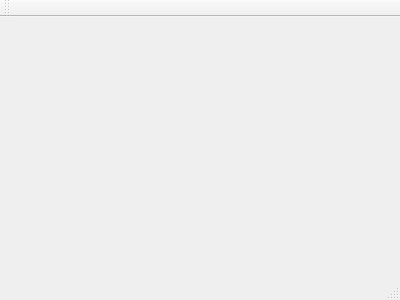
The window that src/IntelligentMaze/mainwindow.ui (bigchestnut/IntelligentMaze) describes before a commit, drawn with Qt 5.
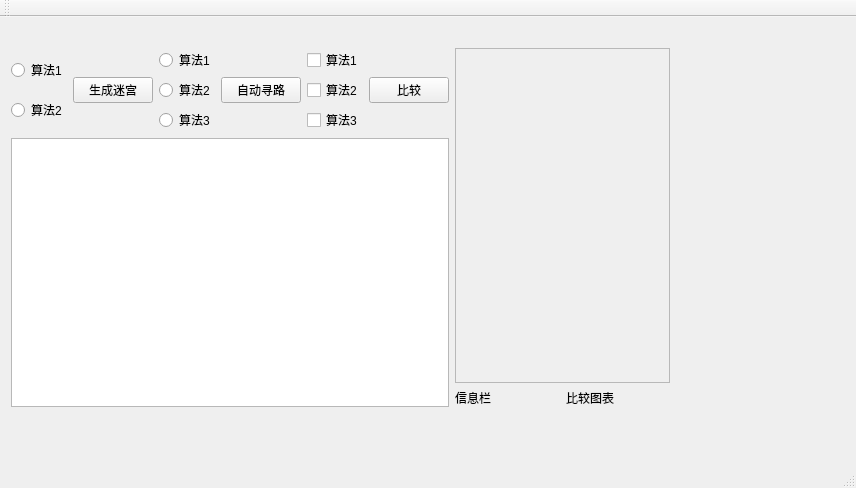
The same window after the commit.

```diff
--- a/src/IntelligentMaze/mainwindow.ui
+++ b/src/IntelligentMaze/mainwindow.ui
@@ -1,24 +1,213 @@
 <ui version="4.0">
  <class>MainWindow</class>
- <widget class="QMainWindow" name="MainWindow" >
-  <property name="geometry" >
+ <widget class="QMainWindow" name="MainWindow">
+  <property name="geometry">
    <rect>
     <x>0</x>
     <y>0</y>
-    <width>400</width>
-    <height>300</height>
+    <width>856</width>
+    <height>488</height>
    </rect>
   </property>
   <property name="windowTitle" >
    <string>MainWindow</string>
   </property>
-  <widget class="QMenuBar" name="menuBar" />
-  <widget class="QToolBar" name="mainToolBar" />
-  <widget class="QWidget" name="centralWidget" />
-  <widget class="QStatusBar" name="statusBar" />
+  <widget class="QWidget" name="centralWidget">
+   <widget class="QWidget" name="gridLayoutWidget">
+    <property name="geometry">
+     <rect>
+      <x>0</x>
+      <y>20</y>
+      <width>681</width>
+      <height>381</height>
+     </rect>
+    </property>
+    <layout class="QGridLayout" name="mainlayout">
+     <property name="sizeConstraint">
+      <enum>QLayout::SetDefaultConstraint</enum>
+     </property>
+     <item row="1" column="0">
+      <layout class="QHBoxLayout" name="horizontalLayout_26">
+       <item>
+        <widget class="QGraphicsView" name="graphicsView_7"/>
+       </item>
+      </layout>
+     </item>
+     <item row="0" column="0">
+      <layout class="QHBoxLayout" name="horizontalLayout_24">
+       <item>
+        <layout class="QHBoxLayout" name="horizontalLayout">
+         <item>
+          <layout class="QVBoxLayout" name="verticalLayout_2">
+           <item>
+            <widget class="QRadioButton" name="radioButton">
+             <property name="text">
+              <string>算法1</string>
+             </property>
+            </widget>
+           </item>
+           <item>
+            <widget class="QRadioButton" name="radioButton_3">
+             <property name="text">
+              <string>算法2</string>
+             </property>
+            </widget>
+           </item>
+          </layout>
+         </item>
+         <item>
+          <widget class="QPushButton" name="pushButton">
+           <property name="text">
+            <string>生成迷宫</string>
+           </property>
+          </widget>
+         </item>
+        </layout>
+       </item>
+       <item>
+        <layout class="QHBoxLayout" name="horizontalLayout_3">
+         <item>
+          <layout class="QVBoxLayout" name="verticalLayout_3">
+           <item>
+            <widget class="QRadioButton" name="radioButton_5">
+             <property name="text">
+              <string>算法1</string>
+             </property>
+            </widget>
+           </item>
+           <item>
+            <widget class="QRadioButton" name="radioButton_4">
+             <property name="text">
+              <string>算法2</string>
+             </property>
+            </widget>
+           </item>
+           <item>
+            <widget class="QRadioButton" name="radioButton_2">
+             <property name="text">
+              <string>算法3</string>
+             </property>
+            </widget>
+           </item>
+          </layout>
+         </item>
+         <item>
+          <widget class="QPushButton" name="pushButton_2">
+           <property name="text">
+            <string>自动寻路</string>
+           </property>
+          </widget>
+         </item>
+        </layout>
+       </item>
+       <item>
+        <layout class="QHBoxLayout" name="horizontalLayout_4">
+         <item>
+          <layout class="QVBoxLayout" name="verticalLayout_4">
+           <item>
+            <widget class="QCheckBox" name="checkBox">
+             <property name="text">
+              <string>算法1</string>
+             </property>
+            </widget>
+           </item>
+           <item>
+            <widget class="QCheckBox" name="checkBox_6">
+             <property name="text">
+              <string>算法2</string>
+             </property>
+            </widget>
+           </item>
+           <item>
+            <widget class="QCheckBox" name="checkBox_5">
+             <property name="text">
+              <string>算法3</string>
+             </property>
+            </widget>
+           </item>
+          </layout>
+         </item>
+         <item>
+          <widget class="QPushButton" name="pushButton_4">
+           <property name="text">
+            <string>比较</string>
+           </property>
+          </widget>
+         </item>
+        </layout>
+       </item>
+      </layout>
+     </item>
+     <item row="0" column="1" rowspan="2">
+      <layout class="QVBoxLayout" name="verticalLayout_5">
+       <item>
+        <widget class="QScrollArea" name="scrollArea">
+         <property name="widgetResizable">
+          <bool>true</bool>
+         </property>
+         <widget class="QWidget" name="scrollAreaWidgetContents">
+          <property name="geometry">
+           <rect>
+            <x>0</x>
+            <y>0</y>
+            <width>241</width>
+            <height>355</height>
+           </rect>
+          </property>
+          <zorder>verticalLayoutWidget_2</zorder>
+          <zorder>verticalLayoutWidget</zorder>
+          <zorder>verticalLayoutWidget</zorder>
+          <zorder>verticalLayoutWidget</zorder>
+         </widget>
+        </widget>
+       </item>
+       <item>
+        <layout class="QHBoxLayout" name="horizontalLayout_6">
+         <item>
+          <widget class="QLabel" name="label">
+           <property name="text">
+            <string>信息栏</string>
+           </property>
+          </widget>
+         </item>
+         <item>
+          <widget class="QLabel" name="label_2">
+           <property name="text">
+            <string>比较图表</string>
+           </property>
+          </widget>
+         </item>
+        </layout>
+       </item>
+      </layout>
+     </item>
+    </layout>
+   </widget>
+   <zorder>graphicsView</zorder>
+   <zorder>graphicsView</zorder>
+   <zorder>gridLayoutWidget</zorder>
+  </widget>
+  <widget class="QMenuBar" name="menuBar">
+   <property name="geometry">
+    <rect>
+     <x>0</x>
+     <y>0</y>
+     <width>856</width>
+     <height>23</height>
+    </rect>
+   </property>
+  </widget>
+  <widget class="QToolBar" name="mainToolBar">
+   <attribute name="toolBarArea">
+    <enum>TopToolBarArea</enum>
+   </attribute>
+   <attribute name="toolBarBreak">
+    <bool>false</bool>
+   </attribute>
+  </widget>
+  <widget class="QStatusBar" name="statusBar"/>
  </widget>
- <layoutDefault spacing="6" margin="11" />
- <pixmapfunction></pixmapfunction>
+ <layoutdefault spacing="6" margin="11"/>
  <resources/>
  <connections/>
 </ui>
```
Left out of the diff: 3 changed lines with no effect on the pictures.
